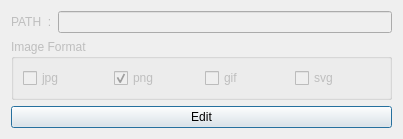
Old version of the form ui/preferences.ui in the repository selesdepselesnul/copas_pedia.
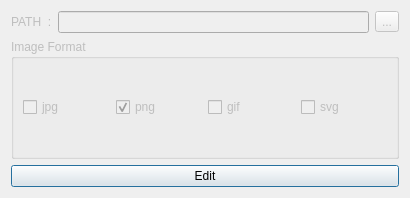
New version of the form.

Commit message: add output path chooser and add the logic for it

```diff
--- a/ui/preferences.ui
+++ b/ui/preferences.ui
@@ -6,39 +6,20 @@
    <rect>
     <x>0</x>
     <y>0</y>
-    <width>403</width>
-    <height>139</height>
+    <width>410</width>
+    <height>198</height>
    </rect>
   </property>
   <property name="windowTitle">
    <string>Preferences</string>
   </property>
-  <layout class="QGridLayout" name="gridLayout_3">
-   <item row="0" column="0">
     <layout class="QGridLayout" name="gridLayout_2">
-     <item row="0" column="0">
-      <layout class="QFormLayout" name="formLayout">
-       <item row="0" column="0">
-        <widget class="QLabel" name="output_path_label">
-         <property name="enabled">
-          <bool>false</bool>
-         </property>
+   <item row="2" column="0">
+    <widget class="QPushButton" name="edit_button">
          <property name="text">
-          <string>PATH  :</string>
-         </property>
-        </widget>
-       </item>
-       <item row="0" column="1">
-        <widget class="QLineEdit" name="output_path_line_edit">
-         <property name="enabled">
-          <bool>false</bool>
-         </property>
-         <property name="text">
-          <string/>
-         </property>
-        </widget>
-       </item>
-      </layout>
+      <string>Edit</string>
+     </property>
+    </widget>
      </item>
      <item row="1" column="0">
       <widget class="QGroupBox" name="image_format_groupbox">
@@ -49,6 +30,20 @@
         <string>Image Format</string>
        </property>
        <layout class="QGridLayout" name="gridLayout">
+      <item row="0" column="0">
+       <widget class="QCheckBox" name="jpg_checkbox">
+        <property name="text">
+         <string>jpg</string>
+        </property>
+       </widget>
+      </item>
+      <item row="0" column="3">
+       <widget class="QCheckBox" name="svg_checkbox">
+        <property name="text">
+         <string>svg</string>
+        </property>
+       </widget>
+      </item>
         <item row="0" column="1">
          <widget class="QCheckBox" name="png_checkbox">
           <property name="text">
@@ -59,13 +54,6 @@
           </property>
          </widget>
         </item>
-        <item row="0" column="0">
-         <widget class="QCheckBox" name="jpg_checkbox">
-          <property name="text">
-           <string>jpg</string>
-          </property>
-         </widget>
-        </item>
         <item row="0" column="2">
          <widget class="QCheckBox" name="gif_checkbox">
           <property name="text">
@@ -73,24 +61,42 @@
           </property>
          </widget>
         </item>
-        <item row="0" column="3">
-         <widget class="QCheckBox" name="svg_checkbox">
+     </layout>
+    </widget>
+   </item>
+   <item row="0" column="0">
+    <layout class="QHBoxLayout" name="horizontalLayout">
+     <item>
+      <widget class="QLabel" name="output_path_label">
+       <property name="enabled">
+        <bool>false</bool>
+       </property>
           <property name="text">
-           <string>svg</string>
+        <string>PATH  :</string>
           </property>
          </widget>
         </item>
-       </layout>
+     <item>
+      <widget class="QLineEdit" name="output_path_line_edit">
+       <property name="enabled">
+        <bool>false</bool>
+       </property>
+       <property name="text">
+        <string/>
+       </property>
       </widget>
      </item>
-    </layout>
-   </item>
-   <item row="1" column="0">
-    <widget class="QPushButton" name="edit_button">
+     <item>
+      <widget class="QToolButton" name="output_path_button">
+       <property name="enabled">
+        <bool>false</bool>
+       </property>
      <property name="text">
-      <string>Edit</string>
-     </property>
-    </widget>
+        <string>...</string>
+       </property>
+      </widget>
+     </item>
+    </layout>
    </item>
   </layout>
  </widget>
```
Lines whose indentation alone changed are shown as unchanged. The commit also changes 2 other files.
